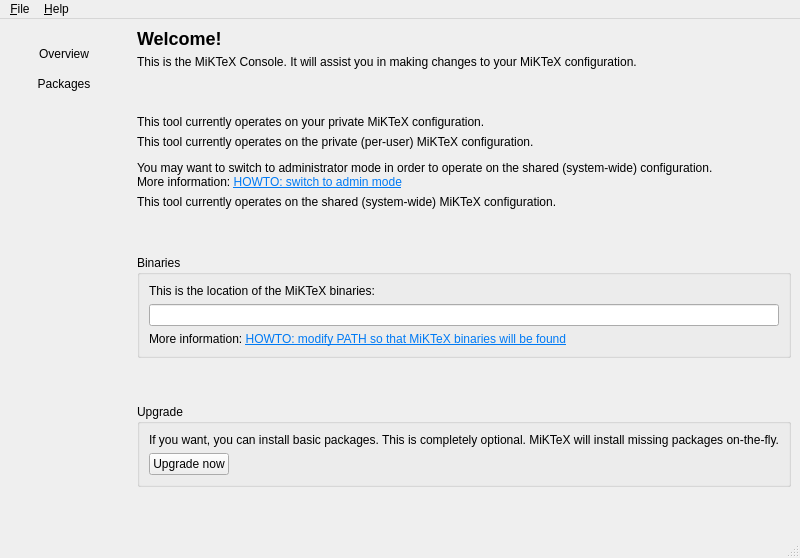
Qt form Programs/MiKTeX/Console/Qt/mainwindow.ui (MiKTeX/miktex) before a commit.
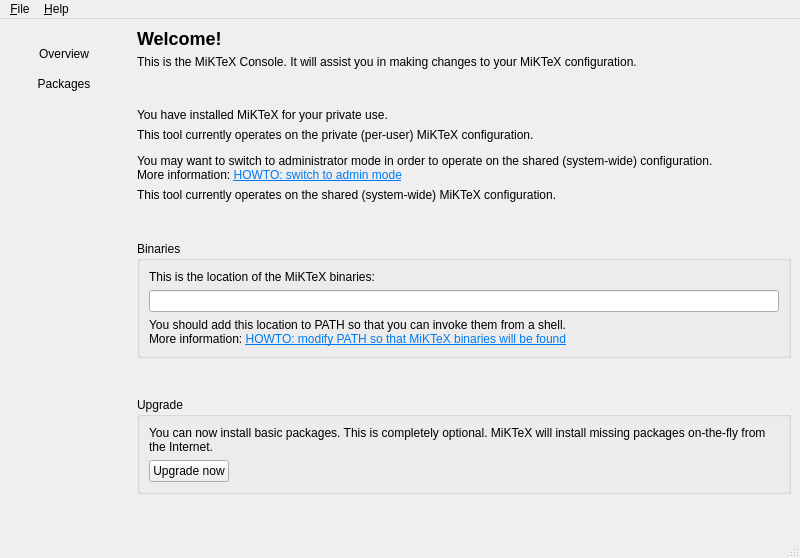
The same form after that commit. The open tabs and pages were chosen to show the change. Icons and pictures are not drawn.

Commit message: MiKTeX Console

What changed in the file:
```diff
--- a/Programs/MiKTeX/Console/Qt/mainwindow.ui
+++ b/Programs/MiKTeX/Console/Qt/mainwindow.ui
@@ -256,7 +256,10 @@
            <item>
             <widget class="QLabel" name="label_6">
              <property name="text">
-              <string>This tool currently operates on your private MiKTeX configuration.</string>
+              <string>You have installed MiKTeX for your private use.</string>
+             </property>
+             <property name="wordWrap">
+              <bool>true</bool>
              </property>
             </widget>
            </item>
@@ -361,7 +364,7 @@
            <item>
             <widget class="QLabel" name="hintPath">
              <property name="text">
-              <string>&lt;html&gt;&lt;head/&gt;&lt;body&gt;&lt;p&gt;More information: &lt;a href=&quot;https://miktex.org/howto/modify-path&quot;&gt;&lt;span style=&quot; text-decoration: underline; color:#007af4;&quot;&gt;HOWTO: modify PATH so that MiKTeX binaries will be found&lt;/span&gt;&lt;/a&gt;&lt;/p&gt;&lt;/body&gt;&lt;/html&gt;</string>
+              <string>&lt;html&gt;&lt;head/&gt;&lt;body&gt;&lt;p&gt;You should add this location to PATH so that you can invoke them from a shell.&lt;br/&gt;More information: &lt;a href=&quot;https://miktex.org/howto/modify-path&quot;&gt;&lt;span style=&quot; text-decoration: underline; color:#007af4;&quot;&gt;HOWTO: modify PATH so that MiKTeX binaries will be found&lt;/span&gt;&lt;/a&gt;&lt;/p&gt;&lt;/body&gt;&lt;/html&gt;</string>
              </property>
              <property name="wordWrap">
               <bool>true</bool>
@@ -399,7 +402,7 @@
            <item>
             <widget class="QLabel" name="label_7">
              <property name="text">
-              <string>If you want, you can install basic packages. This is completely optional. MiKTeX will install missing packages on-the-fly.</string>
+              <string>You can now install basic packages. This is completely optional. MiKTeX will install missing packages on-the-fly from the Internet.</string>
              </property>
              <property name="wordWrap">
               <bool>true</bool>
```
Left out of the diff: 5 changed lines with no effect on the pictures. The commit also changes 1 other file.
